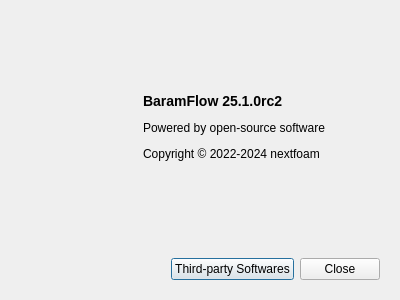
Before: the Qt Designer form baramFlow/view/main_window/menu/help/about_dialog.ui in nextfoam/baram, drawn with Qt 5.
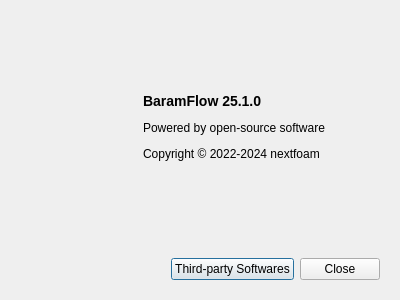
After: the same form once the commit is applied.

The edit to the form file:
```diff
--- a/baramFlow/view/main_window/menu/help/about_dialog.ui
+++ b/baramFlow/view/main_window/menu/help/about_dialog.ui
@@ -90,7 +90,7 @@
          </sizepolicy>
         </property>
         <property name="text">
-         <string>&lt;p&gt;&lt;b&gt;&lt;font size=&quot;4&quot;&gt;BaramFlow 25.1.0rc2&lt;/font&gt;&lt;/b&gt;&lt;/p&gt;
+         <string>&lt;p&gt;&lt;b&gt;&lt;font size=&quot;4&quot;&gt;BaramFlow 25.1.0&lt;/font&gt;&lt;/b&gt;&lt;/p&gt;
 
 &lt;p&gt;Powered by open-source software&lt;/p&gt;
 
```
